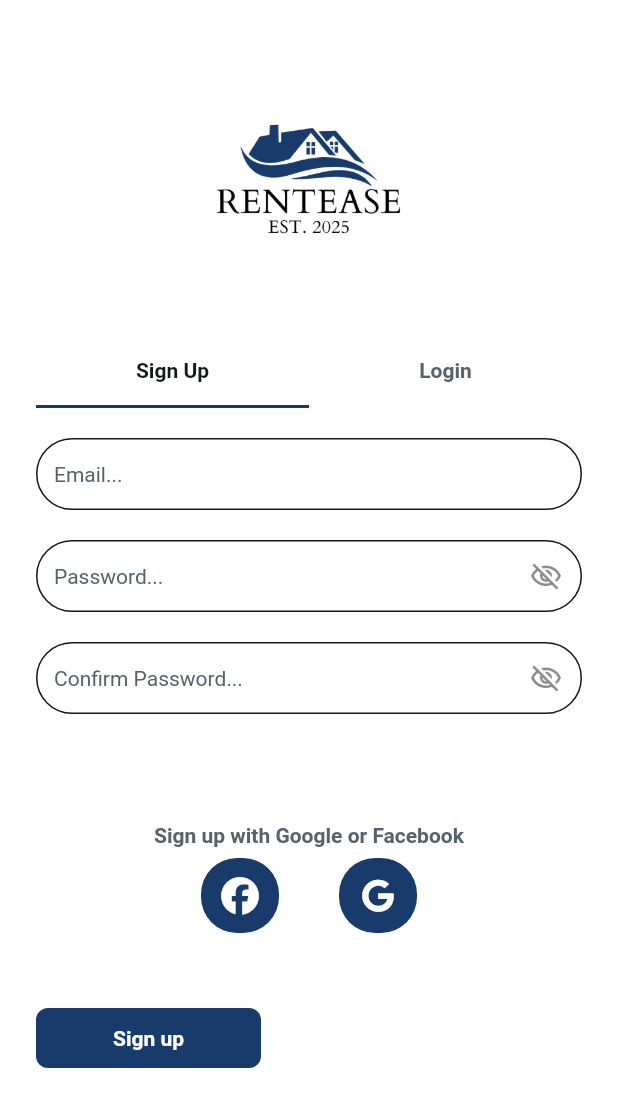
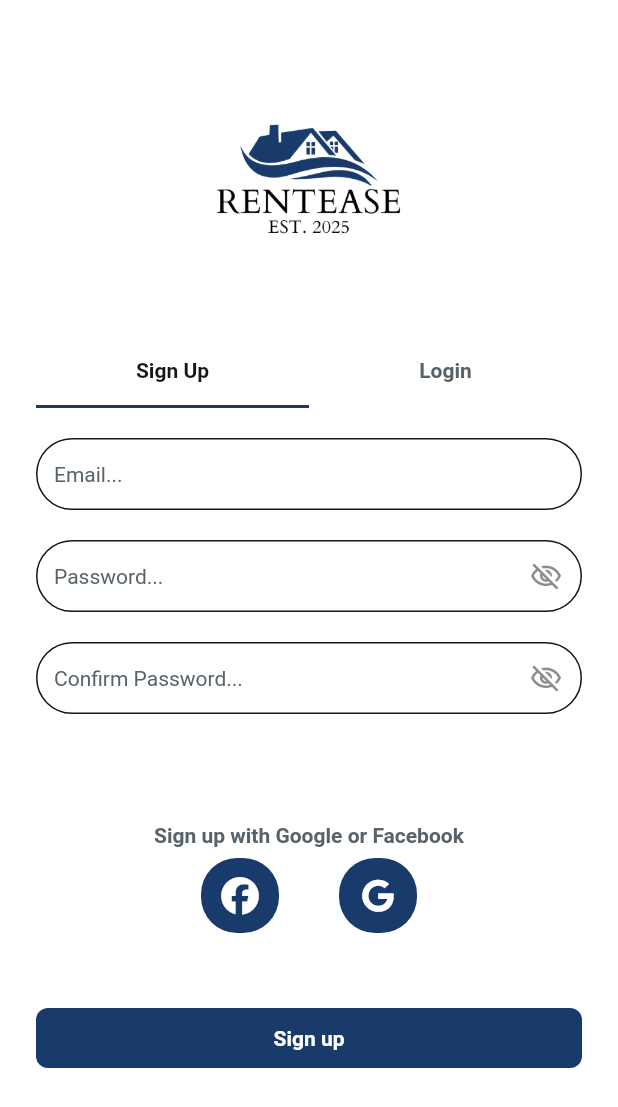
Before and after one commit to arianaruiz05/RentEase, a Flutter app: the screen it shows after launch, on a phone screen of 412 x 824 dp. Shown: the top 1107 px of the screen. Run offline on Flutter 3.47's test engine with Material 3 defaults, Android fonts, the phone set to English and light mode, and no system bars; drawn by our look-alikes of auto_size_text; our stand-ins replace cloud_firestore, dropdown_button2, easy_debounce, file_picker, firebase_analytics, firebase_auth and 17 more; missing offline and left inert: json_path, mime_type, text_search; accounts and stored records are empty; Roboto replaces fonts that are missing (Cardo).

Commit message:
Updating to latest FlutterFlow output.

```diff
--- a/lib/pages/account_login_signup/account_login_signup_widget.dart
+++ b/lib/pages/account_login_signup/account_login_signup_widget.dart
@@ -1119,7 +1119,7 @@ class _AccountLoginSignupWidgetState extends State<AccountLoginSignupWidget>
                           },
                           text: 'Sign up',
                           options: FFButtonOptions(
-                            width: 150.0,
+                            width: double.infinity,
                             height: 40.0,
                             padding: EdgeInsetsDirectional.fromSTEB(
                                 16.0, 0.0, 16.0, 0.0),
@@ -1188,7 +1188,7 @@ class _AccountLoginSignupWidgetState extends State<AccountLoginSignupWidget>
                             },
                             text: 'Log in',
                             options: FFButtonOptions(
-                              width: 150.0,
+                              width: double.infinity,
                               height: 40.0,
                               padding: EdgeInsetsDirectional.fromSTEB(
                                   16.0, 0.0, 16.0, 0.0),
```
